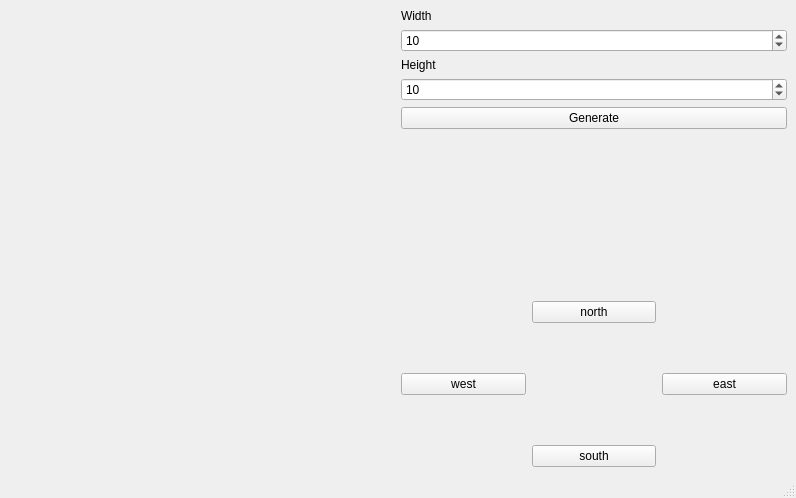
The window that amazon/mainwindow.ui (fairynoxx/warehouse) describes before a commit, drawn with Qt 5.
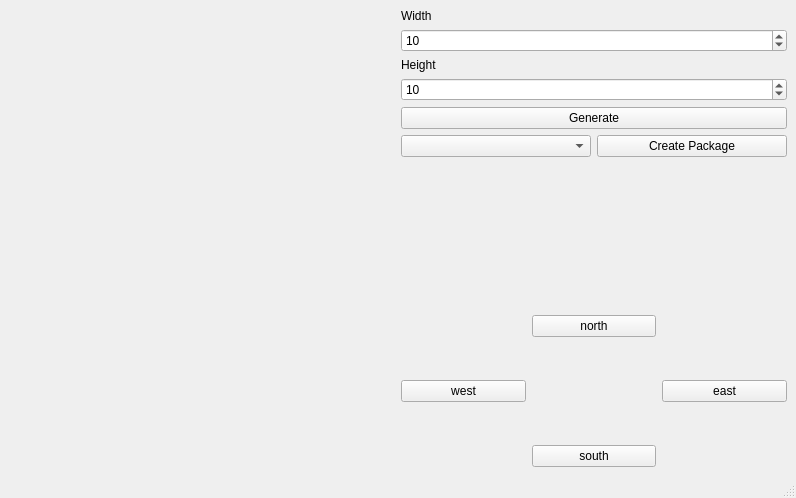
The same window after the commit.

Commit message: update in robot movement, ui for creating packages

The edit to the form file:
```diff
--- a/amazon/mainwindow.ui
+++ b/amazon/mainwindow.ui
@@ -60,6 +60,20 @@
           </property>
          </widget>
         </item>
+        <item>
+         <layout class="QGridLayout" name="gridLayout_2">
+          <item row="0" column="1">
+           <widget class="QPushButton" name="pushButtonCreatePackage">
+            <property name="text">
+             <string>Create Package</string>
+            </property>
+           </widget>
+          </item>
+          <item row="0" column="0">
+           <widget class="QComboBox" name="comboBoxPackageType"/>
+          </item>
+         </layout>
+        </item>
         <item>
          <spacer name="verticalSpacer">
           <property name="orientation">
```
The commit also changes 22 other files.
